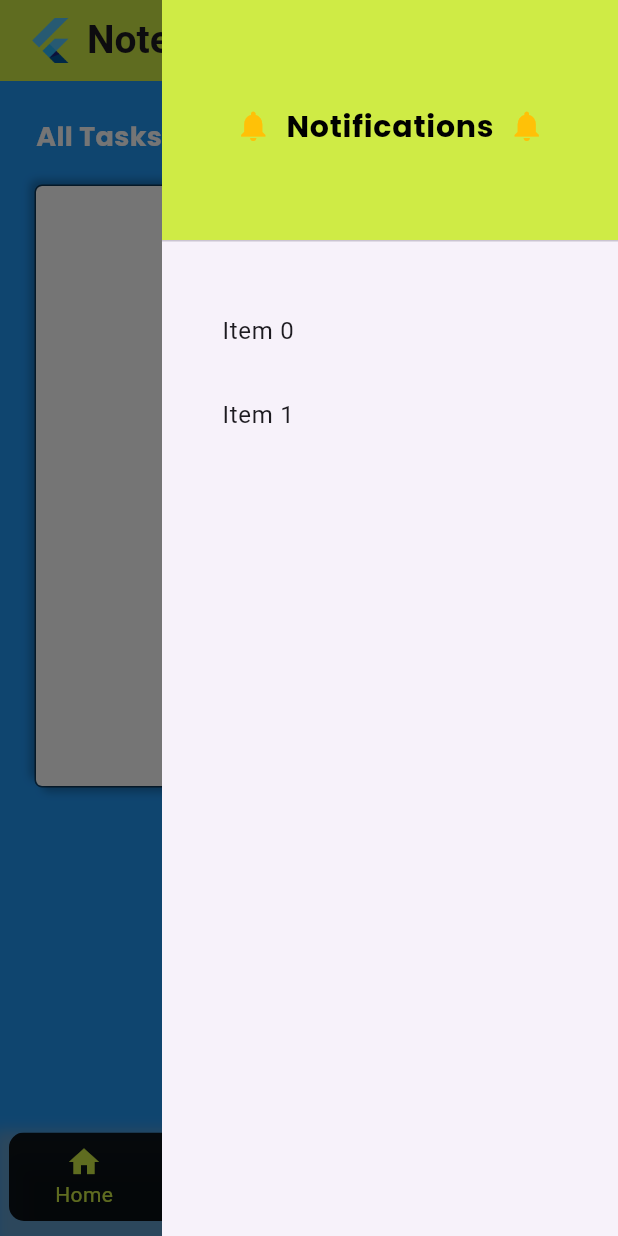
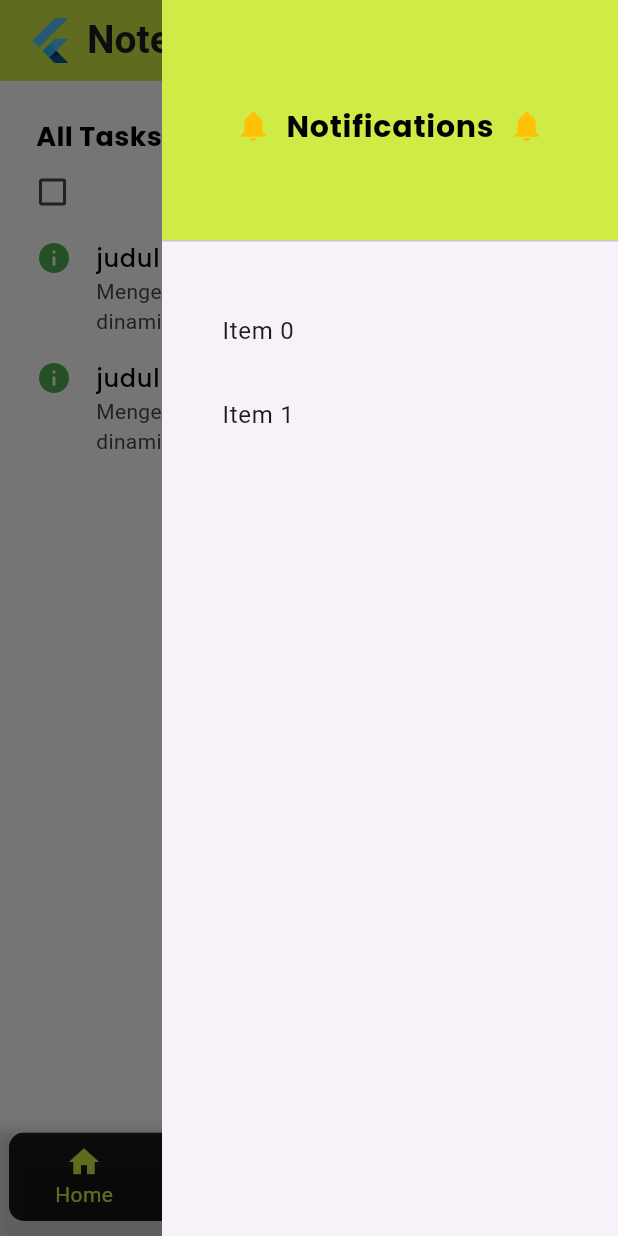
Before and after one commit to fathursyh/pretty_notes, a Flutter app: the MainLayout screen opened by its route, with the side drawer open, on a phone screen of 412 x 824 dp. Run offline on Flutter 3.47's test engine with Material 3 defaults, Android fonts, the phone set to English and light mode, and no system bars; our stand-ins replace firebase_auth, firebase_core, firebase_database, get, google_fonts; accounts and stored records are empty.

Commit message:
update : dense home container, remove icons from home task container, populate all task widgets.

```diff
--- a/lib/presentations/pages/home_page.dart
+++ b/lib/presentations/pages/home_page.dart
@@ -7,6 +7,7 @@ class HomePage extends StatelessWidget {
   @override
   Widget build(BuildContext context) {
     return CustomContainer(
+      color: Colors.white38,
       widgetChild: Home(),
     );
   }
--- /dev/null
+++ b/lib/presentations/pages/notes_page.dart
@@ -0,0 +1,12 @@
+import 'package:flutter/material.dart';
+
+class NotesPage extends StatelessWidget {
+  const NotesPage({super.key});
+
+  @override
+  Widget build(BuildContext context) {
+    return const Center(
+      child: Text('Notes Page'),
+    );
+  }
+}
--- a/lib/presentations/pages/task_page.dart
+++ b/lib/presentations/pages/task_page.dart
@@ -1,6 +1,6 @@
 import 'package:flutter/material.dart';
 import 'package:pretty_notes/presentations/widgets/custom/custom_container.dart';
-import 'package:pretty_notes/presentations/widgets/task.dart';
+import 'package:pretty_notes/presentations/widgets/all_task.dart';
 
 class TaskPage extends StatelessWidget {
   const TaskPage({super.key});
@@ -8,8 +8,8 @@ class TaskPage extends StatelessWidget {
   @override
   Widget build(BuildContext context) {
     return const CustomContainer(
-      color: Colors.blue,
-      widgetChild: Task(),
+      color: Colors.white38,
+      widgetChild: AllTask(),
     );
   }
 }
--- /dev/null
+++ b/lib/presentations/widgets/all_task.dart
@@ -0,0 +1,114 @@
+import 'package:flutter/material.dart';
+import 'package:google_fonts/google_fonts.dart';
+import 'package:pretty_notes/presentations/widgets/custom/two_lines_text.dart';
+
+class AllTask extends StatelessWidget {
+  const AllTask({super.key});
+  @override
+  Widget build(BuildContext context) {
+    return Padding(
+      padding: const EdgeInsets.symmetric(horizontal: 24, vertical: 14),
+      child: Column(
+        children: [
+          Padding(
+            padding: const EdgeInsets.only(top: 10),
+            child: Row(
+              mainAxisAlignment: MainAxisAlignment.spaceBetween,
+              children: [
+                Text(
+                  'All Tasks',
+                  style: GoogleFonts.poppins(
+                    color: Colors.black,
+                    fontSize: 18,
+                    fontWeight: FontWeight.bold,
+                  ),
+                ),
+                Row(
+                  children: [
+                    Text(
+                      '8',
+                      style: GoogleFonts.poppins(
+                        color: Colors.black,
+                        fontSize: 18,
+                        fontWeight: FontWeight.bold,
+                      ),
+                    ),
+                    Text(
+                      ' tasks',
+                      style: GoogleFonts.poppins(
+                        fontSize: 18,
+                        color: Colors.black,
+                      ),
+                    ),
+                  ],
+                ),
+              ],
+            ),
+          ),
+          Row(
+            mainAxisAlignment: MainAxisAlignment.spaceBetween,
+            mainAxisSize: MainAxisSize.max,
+            children: [
+              SizedBox(
+                width: 22,
+                child: Checkbox(
+                  value: false,
+                  onChanged: (bool? value) {},
+                ),
+              ),
+              FilledButton(
+                style: FilledButton.styleFrom(
+                  shape: const CircleBorder(),
+                  backgroundColor: Colors.grey[600],
+                  padding: EdgeInsets.zero,
+                  visualDensity: VisualDensity.compact,
+                ),
+                onPressed: () {},
+                child: const Icon(Icons.sort),
+              )
+            ],
+          ),
+          Expanded(
+            child: ListView.builder(
+              itemCount: 2,
+              itemBuilder: (context, index) {
+                return ListTile(
+                  dense: true,
+                  isThreeLine: true,
+                  enableFeedback: true,
+                  contentPadding: EdgeInsets.zero,
+                  leading: const Icon(
+                    Icons.info,
+                    color: Colors.green,
+                  ),
+                  title: TwoLinesText(
+                    'judul tugas panjang ini',
+                    style: GoogleFonts.poppins(
+                      fontSize: 16,
+                      color: Colors.black,
+                      fontWeight: FontWeight.w500,
+                    ),
+                  ),
+                  titleAlignment: ListTileTitleAlignment.threeLine,
+                  subtitle: TwoLinesText(
+                    'Mengerjakan tugas iThink sistem dinamis haha tapi kalo sepanjang ini gimana liat aja.',
+                    style: TextStyle(
+                      fontSize: 14,
+                    ),
+                  ),
+                  trailing: Text(
+                    '12/12/24',
+                    style: TextStyle(
+                      fontSize: 12,
+                      color: Colors.black,
+                    ),
+                  ),
+                );
+              },
+            ),
+          ),
+        ],
+      ),
+    );
+  }
+}
--- /dev/null
+++ b/lib/presentations/widgets/custom/two_lines_text.dart
@@ -0,0 +1,28 @@
+import 'package:flutter/material.dart';
+
+class TwoLinesText extends StatelessWidget {
+  final String text;
+  final TextStyle? style;
+  final TextAlign textAlign;
+  final TextDirection? textDirection;
+
+  const TwoLinesText(
+    this.text, {
+    this.style,
+    this.textAlign = TextAlign.start,
+    this.textDirection,
+    super.key,
+  });
+
+  @override
+  Widget build(BuildContext context) {
+    return Text(
+      text,
+      style: style,
+      textAlign: textAlign,
+      textDirection: textDirection,
+      maxLines: 2,
+      overflow: TextOverflow.ellipsis,
+    );
+  }
+}
--- a/lib/presentations/widgets/home.dart
+++ b/lib/presentations/widgets/home.dart
@@ -40,7 +40,7 @@ class Home extends StatelessWidget {
               () => HomeContainer.notes(
                 app.notes,
                 boxTitle: 'Notes',
-                boxColor: Colors.amber,
+                boxColor: Colors.yellow.shade400,
                 maxHeight: app.isNotesShown.value ? 220 : 85,
               ),
             ),
--- a/lib/presentations/widgets/home/home_container.dart
+++ b/lib/presentations/widgets/home/home_container.dart
@@ -2,6 +2,7 @@ import 'package:flutter/material.dart';
 import 'package:get/get.dart';
 import 'package:google_fonts/google_fonts.dart';
 import 'package:pretty_notes/presentations/widgets/custom/custom_container2.dart';
+import 'package:pretty_notes/presentations/widgets/custom/two_lines_text.dart';
 import 'package:pretty_notes/src/setting/utilities.dart';
 
 enum ContainerType { hasDeadline, noDeadline }
@@ -61,24 +62,25 @@ class HomeContainer extends StatelessWidget {
               child: Obx(
                 () => ListView.builder(
                   shrinkWrap: true,
-                  addAutomaticKeepAlives: true,
                   itemCount: listData.length,
                   itemBuilder: (context, index) {
                     return ListTile(
+                      visualDensity: VisualDensity.compact,
+                      isThreeLine: true,
+                      dense: true,
                       minTileHeight: 10,
-                      title: Text(
+                      title: TwoLinesText(
                         '${listData[index]['titles']}',
                         style: GoogleFonts.poppins(
-                          fontSize: 18,
+                          fontSize: 16,
                           fontWeight: FontWeight.w500,
                         ),
                       ),
-                      subtitle: Text('${listData[index]['descriptions']}'),
+                      subtitle: TwoLinesText(
+                        '${listData[index]['descriptions']}',
+                      ),
                       trailing: type == ContainerType.hasDeadline
-                          ? Row(
-                              mainAxisSize: MainAxisSize.min,
-                              children: [
-                                Text(
+                          ? Text(
                               Utilities.daysDifference(
                                           listData[index]['date']) >
                                       0
@@ -86,26 +88,8 @@ class HomeContainer extends StatelessWidget {
                                   : 'due',
                               style: GoogleFonts.poppins(
                                   fontSize: 12,
-                                      color: Colors.blue,
                                   fontWeight: FontWeight.w600,
                                   fontStyle: FontStyle.italic),
-                                ),
-                                const SizedBox(
-                                  width: 6,
-                                ),
-                                Icon(
-                                  Icons.info,
-                                  color: Utilities.daysDifference(
-                                              listData[index]['date']) <
-                                          3
-                                      ? Colors.red
-                                      : Utilities.daysDifference(
-                                                  listData[index]['date']) <
-                                              5
-                                          ? Colors.orange
-                                          : Colors.green,
-                                ),
-                              ],
                             )
                           : null,
                     );
--- a/lib/presentations/widgets/task.dart
+++ /dev/null
@@ -1,76 +0,0 @@
-import 'package:flutter/material.dart';
-import 'package:google_fonts/google_fonts.dart';
-
-class Task extends StatelessWidget {
-  const Task({super.key});
-
-  @override
-  Widget build(BuildContext context) {
-    return Padding(
-      padding: const EdgeInsets.symmetric(horizontal: 24, vertical: 14),
-      child: Column(
-        children: [
-          Padding(
-            padding: const EdgeInsets.symmetric(vertical: 10),
-            child: Row(
-              mainAxisAlignment: MainAxisAlignment.spaceBetween,
-              children: [
-                Text(
-                  'All Tasks',
-                  style: GoogleFonts.poppins(
-                    color: Colors.white,
-                    fontSize: 18,
-                    fontWeight: FontWeight.bold,
-                  ),
-                ),
-                Row(
-                  children: [
-                    Text(
-                      '8',
-                      style: GoogleFonts.poppins(
-                        color: Colors.white,
-                        fontSize: 18,
-                        fontWeight: FontWeight.bold,
-                      ),
-                    ),
-                    Text(
-                      ' tasks',
-                      style: GoogleFonts.poppins(
-                        fontSize: 18,
-                        color: Colors.white,
-                      ),
-                    ),
-                  ],
-                ),
-              ],
-            ),
-          ),
-          const SizedBox(height: 10),
-          Container(
-            width: double.infinity,
-            height: 400,
-            decoration: BoxDecoration(
-              boxShadow: const [
-                BoxShadow(
-                    color: Colors.black26, offset: Offset(4, 4), blurRadius: 4),
-                BoxShadow(
-                    color: Colors.black26,
-                    offset: Offset(-4, -4),
-                    blurRadius: 4)
-              ],
-              border: Border.all(
-                color: Colors.black54,
-                strokeAlign: BorderSide.strokeAlignOutside,
-              ),
-              color: Colors.white,
-              borderRadius: BorderRadius.circular(4),
-            ),
-            child: Center(child: Text('Widget 1')),
-          ),
-          Text('Widget 2'),
-          Text('Widget 3'),
-        ],
-      ),
-    );
-  }
-}
```
Lines whose indentation alone changed are shown as unchanged.
